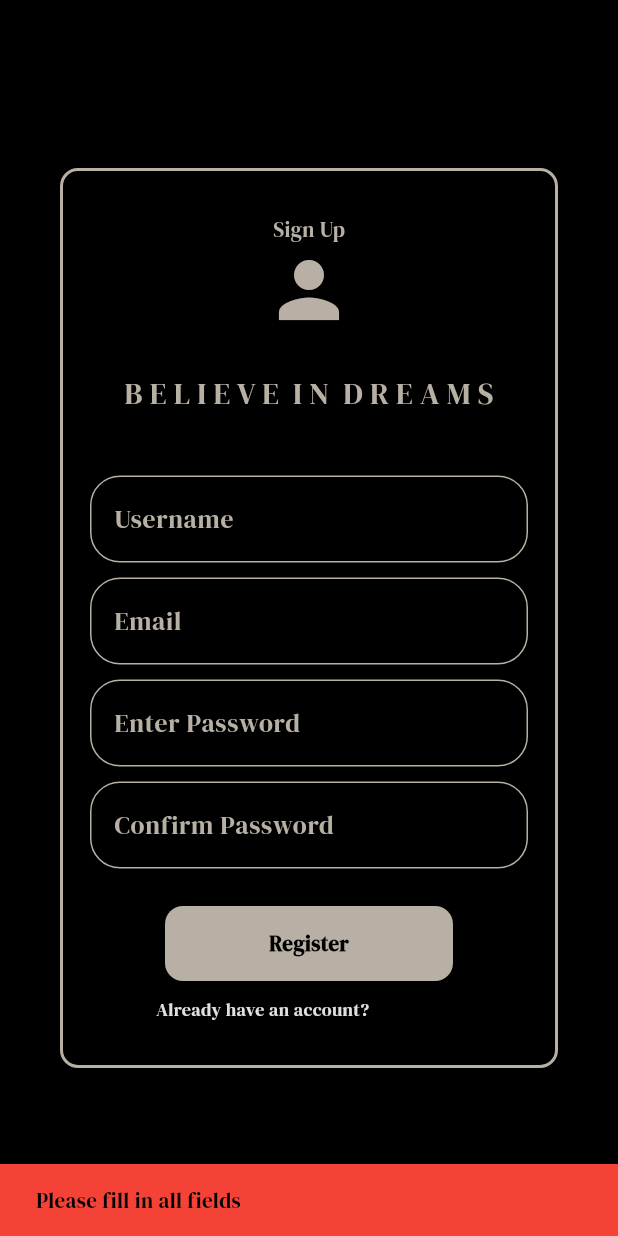
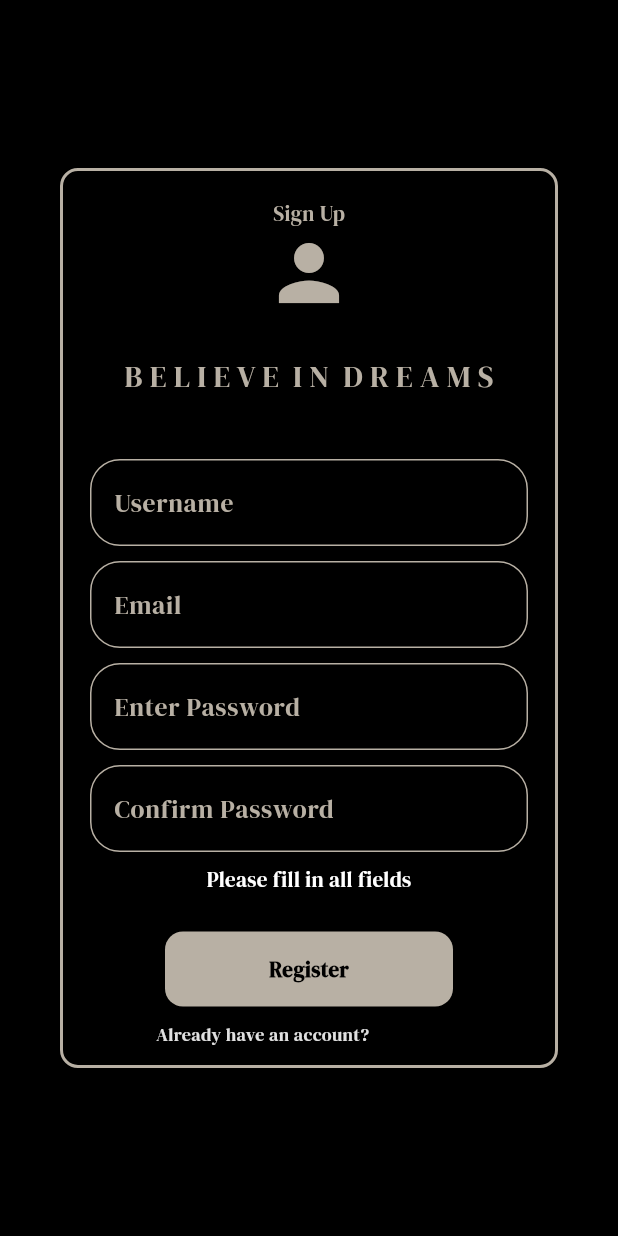
Before and after one commit to shereemorrison/bid, a Flutter app: the RegistrationPage widget shown alone on an empty page, opened directly with empty values, after a tap on "Register", on a phone screen of 412 x 824 dp. Run offline on Flutter 3.47's test engine with Material 3 defaults, Android fonts, the phone set to English and light mode, and no system bars; our stand-ins replace auto_route, google_fonts, supabase_flutter; accounts and stored records are empty.

Commit message:
Fix for login and registration modals not closing upon login.  Error messages in line instead of snackbox

```diff
--- a/lib/components/registrationmodal.dart
+++ b/lib/components/registrationmodal.dart
@@ -21,8 +21,19 @@ class _RegistrationPageState extends State<RegistrationPage> {
   final TextEditingController passwordController = TextEditingController();
   final TextEditingController confirmPwController = TextEditingController();
   bool _isLoading = false;
+  String ? _errorMessage;
+
+  @override
+  void initState() {
+    super.initState();
+    _errorMessage = null;
+  }
 
   Future<void> register() async {
+    setState(() {
+      _errorMessage = null;
+    });
+
     // Validate the form fields (email and password)
     String email = emailController.text.trim();
     String password = passwordController.text.trim();
@@ -30,24 +41,18 @@ class _RegistrationPageState extends State<RegistrationPage> {
 
     // Check fields complete
     if (email.isEmpty || password.isEmpty || confirmPassword.isEmpty) {
-      ScaffoldMessenger.of(context).showSnackBar(
-        const SnackBar(
-          content: Text("Please fill in all fields"),
-          backgroundColor: Colors.red,
-        ),
-      );
+      setState(() {
+        _errorMessage = 'Please fill in all fields';
+      });
       return;
     }
 
     // Check if passwords match
     if (password != confirmPassword) {
       // Show an error message if passwords don't match
-      ScaffoldMessenger.of(context).showSnackBar(
-        const SnackBar(
-          content: Text("Passwords do not match"),
-          backgroundColor: Colors.red,
-        ),
-      );
+      setState(() {
+        _errorMessage = 'Passwords don\'t match';
+      });
       return;
     }
 
@@ -61,6 +66,8 @@ class _RegistrationPageState extends State<RegistrationPage> {
       await authProvider.signUp(email, password);
 
       if (mounted) {
+        Navigator.of(context).pop();
+
         // Show welcome dialog
         showDialog(
           context: context,
@@ -105,16 +112,8 @@ class _RegistrationPageState extends State<RegistrationPage> {
       }
     } catch (e) {
       if (mounted) {
-        ScaffoldMessenger.of(context).showSnackBar(
-          SnackBar(
-            content: Text("Error registering: ${e.toString()}"),
-            backgroundColor: Colors.red,
-          ),
-        );
-      }
-    } finally {
-      if (mounted) {
         setState(() {
+          _errorMessage = "Error registering: ${e. toString()}";
           _isLoading = false;
         });
       }
@@ -181,6 +180,20 @@ class _RegistrationPageState extends State<RegistrationPage> {
                 obscureText: true,
                 controller: confirmPwController,
               ),
+
+              // Add the error message widget here, right after the confirm password field
+              if (_errorMessage != null)
+                Padding(
+                  padding: const EdgeInsets.only(top: 8.0),
+                  child: Text(
+                    _errorMessage!,
+                    style: TextStyle(
+                      color: Theme.of(context).colorScheme.primary,
+                      fontSize: 14,
+                    ),
+                  ),
+                ),
+
               const SizedBox(height: 25),
               _isLoading
                   ? CircularProgressIndicator()
```
Also changed, not shown: lib/components/loginmodal.dart (+29 -26 lines), 5 other files.
